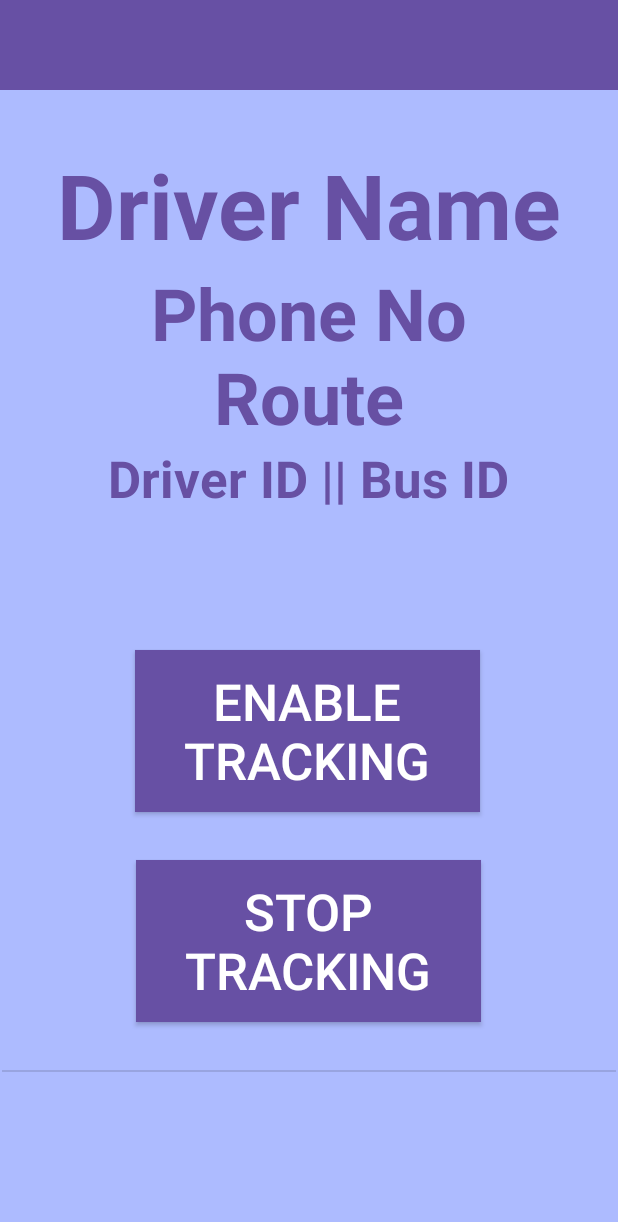
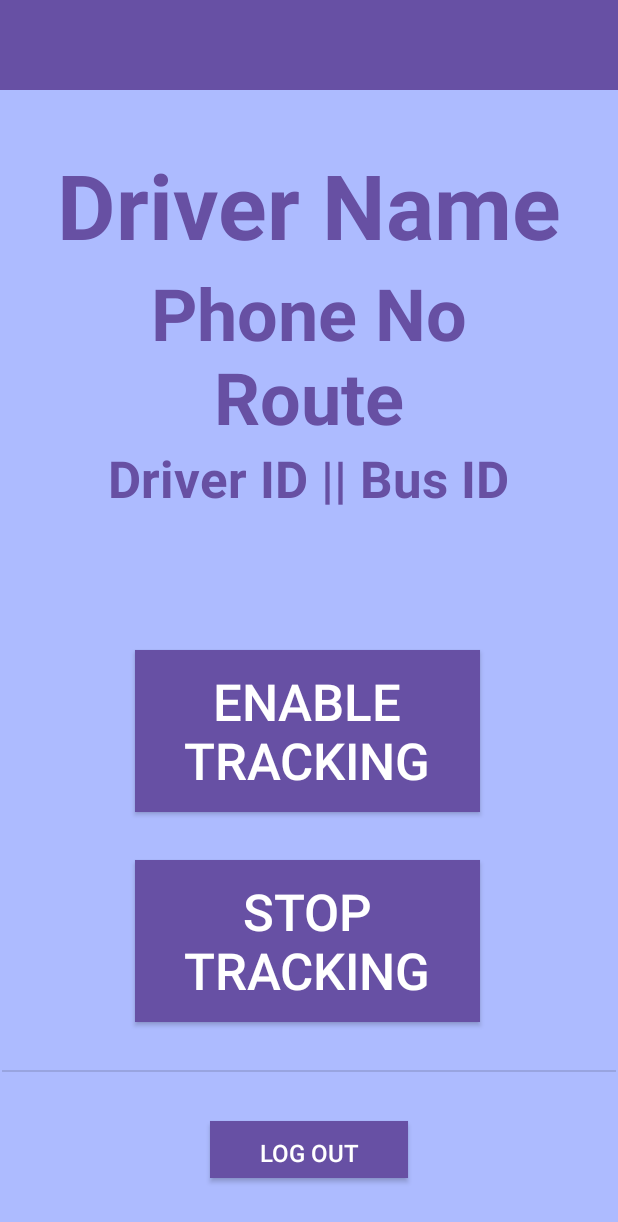
Before and after one commit to tam0w/BusTracking, an Android app: the driver_dboard screen opened directly, with no data from a screen before it, on a phone screen of 412 x 824 dp. Shown: the top 1222 px of the screen. Run offline under Robolectric (Android 15) with nearby library versions, the phone set to English and light mode, and no system bars; our stand-ins replace Firebase (no records; nobody signed in at launch, a user with empty details on screens opened directly).

```diff
--- a/app/src/main/java/com/example/bustracking/driver_dboard.java
+++ b/app/src/main/java/com/example/bustracking/driver_dboard.java
@@ -4,19 +4,27 @@ import androidx.appcompat.app.AppCompatActivity;
 
 import android.content.Intent;
 import android.os.Bundle;
+import android.view.View;
+import android.widget.Button;
 
 import com.google.firebase.auth.FirebaseAuth;
 import com.google.firebase.auth.FirebaseUser;
 
 public class driver_dboard extends AppCompatActivity {
-
+    Button logout;
     FirebaseAuth mAuth = FirebaseAuth.getInstance();
     @Override
     protected void onCreate(Bundle savedInstanceState) {
         super.onCreate(savedInstanceState);
         FirebaseUser currentUser = mAuth.getCurrentUser();
         setContentView(R.layout.activity_driver_dboard);
-
+        logout = findViewById(R.id.signout);
+        logout.setOnClickListener(new View.OnClickListener() {
+            @Override
+            public void onClick(View v) {
+                FirebaseAuth.getInstance().signOut();
+            }
+        });
     }
 
 }
--- a/app/src/main/res/layout/activity_driver_dboard.xml
+++ b/app/src/main/res/layout/activity_driver_dboard.xml
@@ -20,9 +20,26 @@
         android:textSize="34sp"
         app:layout_constraintBottom_toTopOf="@+id/divider"
         app:layout_constraintEnd_toEndOf="parent"
-        app:layout_constraintHorizontal_bias="1.0"
+        app:layout_constraintHorizontal_bias="0.0"
         app:layout_constraintStart_toStartOf="parent"
         app:layout_constraintTop_toBottomOf="@+id/start" />
+
+    <Button
+        android:id="@+id/signout"
+        style="@style/Widget.AppCompat.Button.Colored"
+        android:layout_width="132dp"
+        android:layout_height="38dp"
+        android:layout_marginStart="139dp"
+        android:layout_marginTop="9dp"
+        android:layout_marginEnd="140dp"
+        android:layout_marginBottom="15dp"
+        android:background="#FFFFFF"
+        android:text="log out"
+        android:textSize="16sp"
+        app:layout_constraintBottom_toBottomOf="parent"
+        app:layout_constraintEnd_toEndOf="parent"
+        app:layout_constraintStart_toStartOf="parent"
+        app:layout_constraintTop_toBottomOf="@+id/divider" />
 
     <Button
         android:id="@+id/start"
```
Also changed, not shown: app/src/main/java/com/example/bustracking/register.java (+4 -4 lines), app/src/main/java/com/example/bustracking/register2.java (+77 -0 lines).
